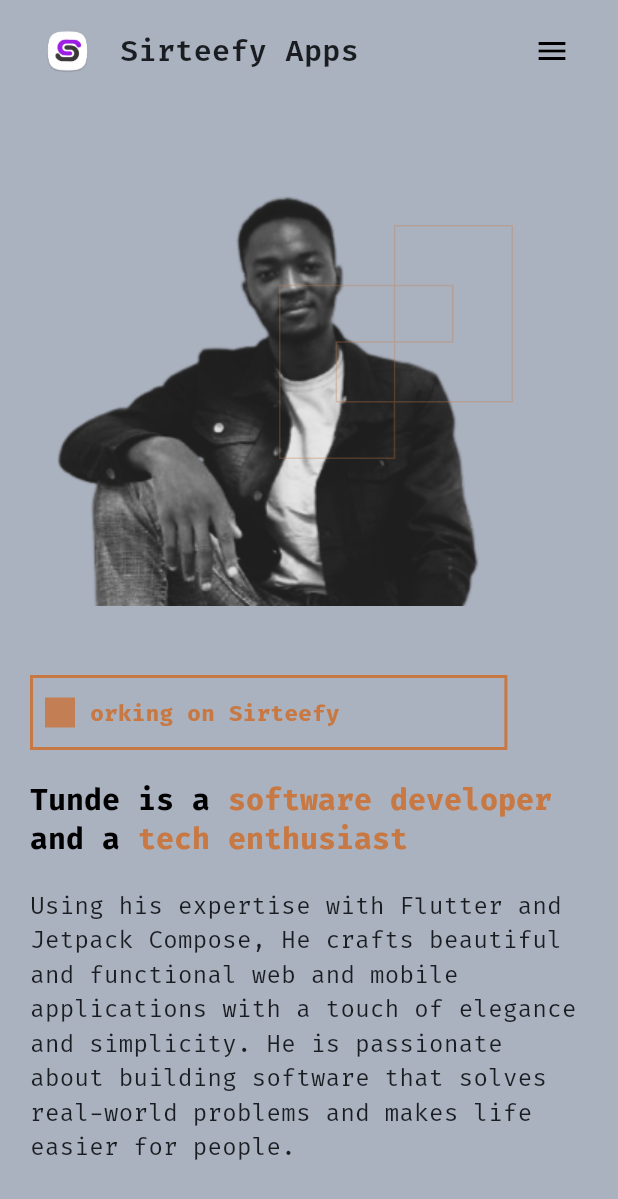
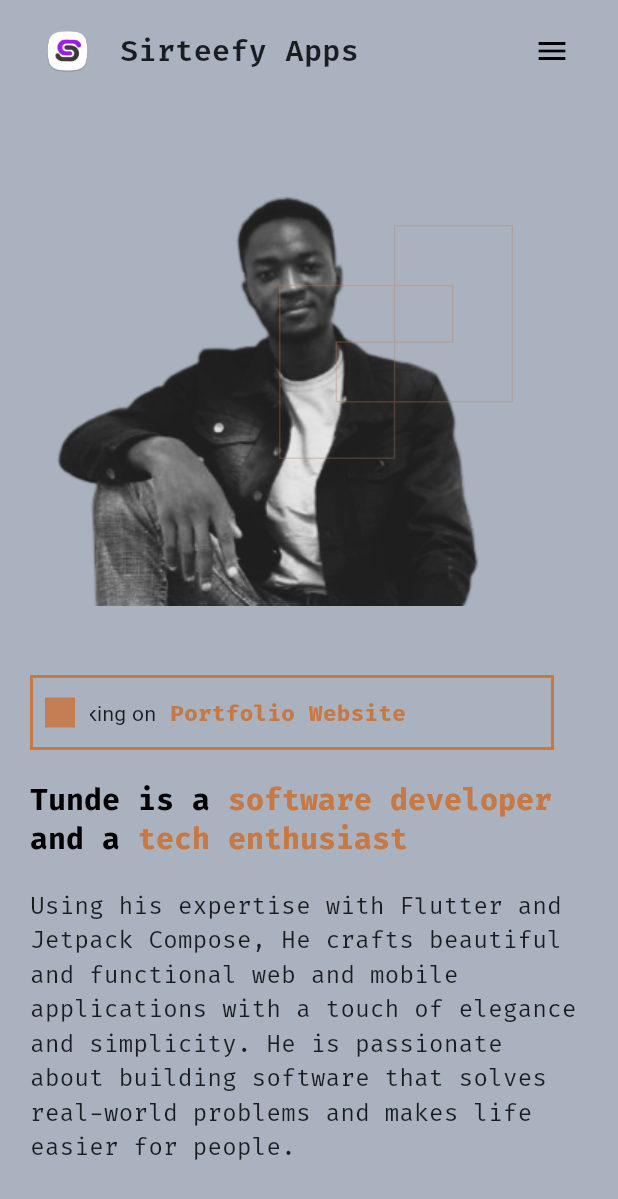
Before and after one commit to Teewhydot/sirteefy, a Flutter app: the screen it shows after launch, on a phone screen of 412 x 824 dp. Shown: the top 1199 px of the screen. Run offline on Flutter 3.47's test engine with Material 3 defaults, Android fonts, the phone set to English and light mode, and no system bars; our stand-ins replace bloc, dartz, firebase_core, flutter_bloc, flutter_riverpod, flutter_svg and 5 more; accounts and stored records are empty.

Commit message:
Current project bloc functional.

```diff
--- a/lib/main.dart
+++ b/lib/main.dart
@@ -2,6 +2,7 @@ import 'package:flutter/material.dart';
 import 'package:flutter_bloc/flutter_bloc.dart';
 import 'package:flutter_riverpod/flutter_riverpod.dart';
 import 'package:responsive_framework/responsive_framework.dart';
+import 'package:sirteefy/sirteefy/presentation/manager/current_project/current_project_bloc.dart';
 import 'package:sirteefy/sirteefy/presentation/manager/projects/projects_bloc.dart';
 import 'package:sirteefy/sirteefy/presentation/manager/skills/skills_bloc.dart';
 import 'package:sirteefy/sirteefy/presentation/manager/social_media/get_sm_links_bloc.dart';
@@ -28,6 +29,8 @@ void main() {
     BlocProvider<GetStupidQuoteBloc>(
       create: (context) => GetStupidQuoteBloc(),
     ),
+    BlocProvider<CurrentProjectBloc>(
+        create: (context) => CurrentProjectBloc())
   ], child: const MyApp())));
 }
 
--- /dev/null
+++ b/lib/sirteefy/presentation/manager/current_project/current_project_bloc.dart
@@ -0,0 +1,15 @@
+import 'package:bloc/bloc.dart';
+import 'package:meta/meta.dart';
+
+part 'current_project_event.dart';
+part 'current_project_state.dart';
+
+class CurrentProjectBloc extends Bloc<CurrentProjectEvent, CurrentProjectState> {
+  CurrentProjectBloc() : super(CurrentProjectInitial()) {
+    on<FetchCurrentProject>((event, emit)async {
+      emit(CurrentProjectLoading());
+      await Future.delayed(const Duration(seconds: 2));
+      emit(CurrentProjectLoaded('Portfolio Website'));
+    });
+  }
+}
--- /dev/null
+++ b/lib/sirteefy/presentation/manager/current_project/current_project_event.dart
@@ -0,0 +1,7 @@
+part of 'current_project_bloc.dart';
+
+@immutable
+sealed class CurrentProjectEvent {}
+
+class FetchCurrentProject extends CurrentProjectEvent {
+}
--- /dev/null
+++ b/lib/sirteefy/presentation/manager/current_project/current_project_state.dart
@@ -0,0 +1,20 @@
+part of 'current_project_bloc.dart';
+
+@immutable
+sealed class CurrentProjectState {}
+
+final class CurrentProjectInitial extends CurrentProjectState {}
+
+final class CurrentProjectLoading extends CurrentProjectState {}
+
+final class CurrentProjectLoaded extends CurrentProjectState {
+  final String project;
+
+  CurrentProjectLoaded(this.project);
+}
+
+final class CurrentProjectError extends CurrentProjectState {
+  final String message;
+
+  CurrentProjectError(this.message);
+}
--- a/lib/sirteefy/presentation/widgets/current_project_widget.dart
+++ b/lib/sirteefy/presentation/widgets/current_project_widget.dart
@@ -1,5 +1,6 @@
 import 'package:flutter/material.dart';
 import 'package:sirteefy/sirteefy/presentation/widgets/animated_square.dart';
+import 'package:sirteefy/sirteefy/presentation/widgets/my_skills.dart';
 import 'package:sirteefy/sirteefy/presentation/widgets/spacing.dart';
 import 'package:sirteefy/utils/color_palette/colors.dart';
 
@@ -8,10 +9,12 @@ import '../../../utils/other/misc.dart';
 class ScrollingText extends StatefulWidget {
   final String project;
   final TextStyle style;
+  final TextStyle projectStyle;
 
   const ScrollingText({
     required this.project,
     this.style = const TextStyle(),
+    this.projectStyle = const TextStyle(),
     super.key,
   });
 
@@ -30,8 +33,7 @@ class _ScrollingTextState extends State<ScrollingText>
     _controller = AnimationController(
       vsync: this,
       duration: const Duration(seconds: 20),
-    )..repeat(
-    );
+    )..repeat();
     _animation = Tween<double>(
       begin: 0,
       end: 0,
@@ -39,8 +41,13 @@ class _ScrollingTextState extends State<ScrollingText>
     WidgetsBinding.instance.addPostFrameCallback((_) {
       final textPainter = TextPainter(
         text: TextSpan(
-            text: "Currently working on ${widget.project}",
-            style: widget.style),
+            text: "Currently working on",
+            children: [
+              TextSpan(
+                text: " ${widget.project}",
+                style: widget.projectStyle,
+              )
+            ]),
         maxLines: 1,
         textDirection: TextDirection.ltr,
       )..layout();
@@ -91,19 +98,20 @@ class _ScrollingTextState extends State<ScrollingText>
                     );
                   },
                   child: Center(
-                  child: Text(
-                    "Currently working on ${widget.project}",
-                    style: widget.style,
-                    maxLines: 1,
-                    softWrap: false,
-                    overflow: TextOverflow.visible,
+                    child: Text.rich( TextSpan(
+                        text: "Currently working on",
+                        children: [
+                          TextSpan(
+                            text: " ${widget.project}",
+                            style: widget.projectStyle,
+                          )
+                        ]),
                     ),
-                ),
+                  )
                 ),
               ),
             ],
           ),
-      )
-    );
+        ));
   }
 }
--- a/lib/sirteefy/presentation/widgets/header_banner.dart
+++ b/lib/sirteefy/presentation/widgets/header_banner.dart
@@ -1,8 +1,10 @@
 import 'package:flutter/material.dart';
+import 'package:flutter_bloc/flutter_bloc.dart';
 import 'package:flutter_riverpod/flutter_riverpod.dart';
 import 'package:flutter_svg/flutter_svg.dart';
 import 'package:ionicons/ionicons.dart';
 import 'package:responsive_framework/responsive_framework.dart';
+import 'package:sirteefy/sirteefy/presentation/manager/current_project/current_project_bloc.dart';
 import 'package:sirteefy/sirteefy/presentation/widgets/current_project_widget.dart';
 import 'package:sirteefy/sirteefy/presentation/widgets/matrix_dot%20widget.dart';
 import 'package:sirteefy/sirteefy/presentation/widgets/my_skills.dart';
@@ -10,11 +12,11 @@ import 'package:sirteefy/sirteefy/presentation/widgets/project_card.dart';
 import 'package:sirteefy/sirteefy/presentation/widgets/spacing.dart';
 import 'package:sirteefy/utils/color_palette/colors.dart';
 import 'package:sirteefy/utils/theme/sirteefy_themes.dart';
+import 'package:skeletonizer/skeletonizer.dart';
 
 import '../../../generated/assets.dart';
 
 class HeaderBanner extends ConsumerWidget {
-
   final GlobalKey? contactKey;
 
   const HeaderBanner({super.key, this.contactKey});
@@ -28,8 +30,9 @@ class HeaderBanner extends ConsumerWidget {
       );
     }
   }
+
   @override
-  Widget build(BuildContext context,WidgetRef ref) {
+  Widget build(BuildContext context, WidgetRef ref) {
     return ResponsiveRowColumn(
       columnSpacing: 20,
       rowSpacing: 10,
@@ -59,40 +62,87 @@ class HeaderBanner extends ConsumerWidget {
                           l: 6,
                           r: 6,
                         ),
-                  )
-                ),
-                Positioned( top: 50,right: 50, child: Opacity( opacity: 0.3, child: SvgPicture.asset(Assets.svgsRectangleDesign,color: accentColor,))),
+                      )),
+                  Positioned(
+                      top: 50,
+                      right: 50,
+                      child: Opacity(
+                          opacity: 0.3,
+                          child: SvgPicture.asset(
+                            Assets.svgsRectangleDesign,
+                            color: accentColor,
+                          ))),
                   Positioned(
                     bottom: 0,
+                    child: BlocBuilder<CurrentProjectBloc, CurrentProjectState>(
+                      builder: (context, state) {
+                      if (state is CurrentProjectInitial){
+                        context.read<CurrentProjectBloc>().add(FetchCurrentProject());
+                        return const SizedBox.shrink();
+                      } else if (state is CurrentProjectLoading){
+                        return Skeletonizer(
                           child: IntrinsicWidth(
                             child: ScrollingText(
                               project: "Sirteefy",
                               style: AppThemes.firaCodeStyle(
                                 fontSize: 15,
                                 fontWeight: FontWeight.bold,
+                              ),
+                              projectStyle: AppThemes.firaCodeStyle(
+                                fontSize: 15,
+                                fontWeight: FontWeight.bold,
                                 color: accentColor,
                               ),
                             ),
                           ),
+                        );
+                      } else if (state is CurrentProjectLoaded){
+                        return IntrinsicWidth(
+                          child: ScrollingText(
+                            project: state.project,
+                            style: AppThemes.firaCodeStyle(
+                              fontSize: 15,
+                              fontWeight: FontWeight.bold,
+                            ),
+                            projectStyle: AppThemes.firaCodeStyle(
+                              fontSize: 15,
+                              fontWeight: FontWeight.bold,
+                              color: accentColor,
+                            ),
+                          ),
+                        );
+                      } else if (state is CurrentProjectError){
+                        return Center(
+                          child: Column(
+                            children: [
+                              const Text('Error'),
+                              verticalSpace(10),
+                              ProjectButton(borderColor: accentColor, icon: Icons.refresh, text: 'Retry', onTap: (){})
+                            ],
+                          ),
+                        );
+                      }
+                      return const SizedBox.shrink();
+                      },
+                    ),
                   )
                 ],
-            )
+              )),
         ),
-        ),
-
         ResponsiveRowColumnItem(
           rowFlex: 1,
           child: Column(
             crossAxisAlignment: CrossAxisAlignment.start,
             children: [
-              RichText(text: TextSpan(
+              RichText(
+                  text: TextSpan(
                       text: "",
                       style: AppThemes.firaCodeStyle(
                         fontSize: 20,
                         fontWeight: FontWeight.bold,
                       ),
                       children: [
-                  textSpanText("Tunde is a",ref),
+                    textSpanText("Tunde is a", ref),
                     TextSpan(
                       text: " software developer ",
                       style: AppThemes.firaCodeStyle(
@@ -101,8 +151,7 @@ class HeaderBanner extends ConsumerWidget {
                         color: accentColor,
                       ),
                     ),
-                  textSpanText("and a",ref),
-
+                    textSpanText("and a", ref),
                     TextSpan(
                       text: " tech enthusiast ",
                       style: AppThemes.firaCodeStyle(
@@ -111,19 +160,24 @@ class HeaderBanner extends ConsumerWidget {
                         color: accentColor,
                       ),
                     ),
-                ]
-              )),
+                  ])),
               verticalSpace(20),
-               Text('Using his expertise with Flutter and Jetpack Compose, He crafts beautiful and functional web and mobile applications with a touch of elegance and simplicity. He is passionate about building software that solves real-world problems and makes life easier for people.',
+              Text(
+                'Using his expertise with Flutter and Jetpack Compose, He crafts beautiful and functional web and mobile applications with a touch of elegance and simplicity. He is passionate about building software that solves real-world problems and makes life easier for people.',
                 style: AppThemes.firaCodeStyle(
                   fontSize: 16,
                   fontWeight: FontWeight.normal,
                 ),
               ),
               verticalSpace(50),
-                     ProjectButton(borderColor: accentColor, icon: Ionicons.phone_portrait_outline, text: 'Get in touch',onTap: (){
-                       scrollToSection(contactKey??GlobalKey());
-                     },),
+              ProjectButton(
+                borderColor: accentColor,
+                icon: Ionicons.phone_portrait_outline,
+                text: 'Get in touch',
+                onTap: () {
+                  scrollToSection(contactKey ?? GlobalKey());
+                },
+              ),
             ],
           ),
         ),
```
Lines whose indentation alone changed are shown as unchanged.
